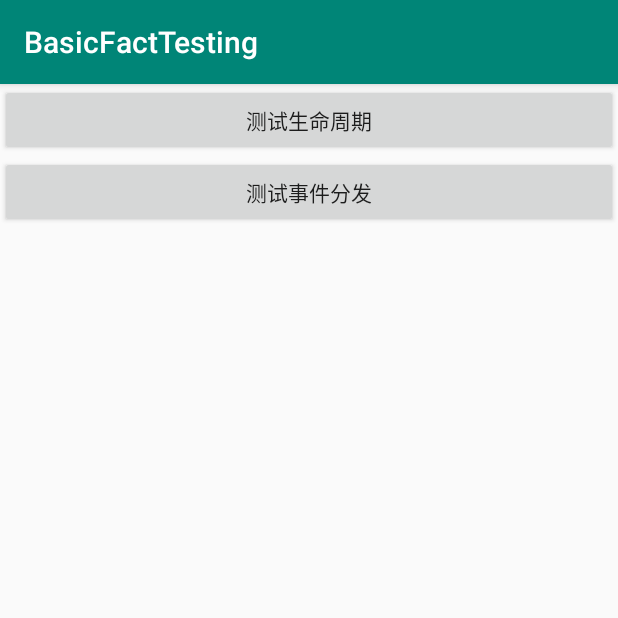
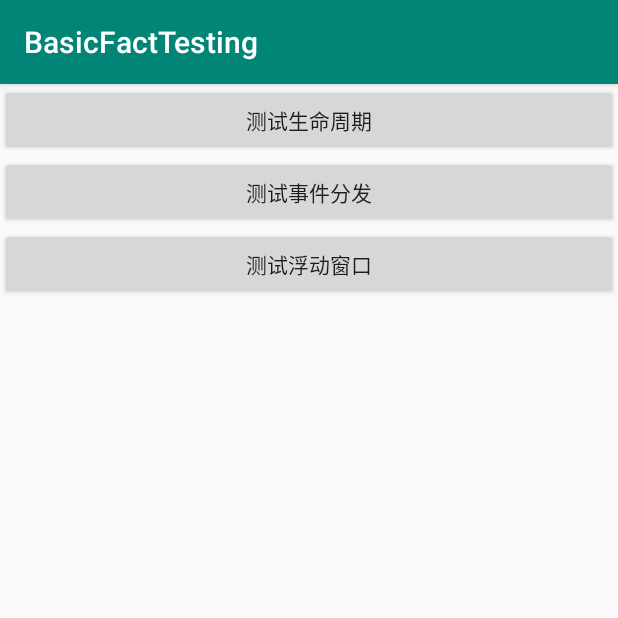
Before and after one commit to KunMinX/Relearn-Android, an Android app: the screen it shows after launch (MainActivity), on a phone screen of 412 x 824 dp, the top half of it. Run offline under Robolectric (Android 15) with nearby library versions, the phone set to English and light mode, and no system bars; our stand-ins replace data binding; 1 statement that could not run was skipped.

Commit message:
测试窗口

```diff
--- a/app/src/main/java/com/kunminx/basicfacttesting/MainActivity.java
+++ b/app/src/main/java/com/kunminx/basicfacttesting/MainActivity.java
@@ -8,6 +8,7 @@ import android.support.v7.app.AppCompatActivity;
 import com.kunminx.basicfacttesting.databinding.ActivityMainBinding;
 import com.kunminx.basicfacttesting.lifecycle_test.OneActivity;
 import com.kunminx.basicfacttesting.touch_dispatch_test.TestDispatchActivity;
+import com.kunminx.basicfacttesting.window_test.TestWindowActivity;
 
 public class MainActivity extends AppCompatActivity {
 
@@ -38,6 +39,10 @@ public class MainActivity extends AppCompatActivity {
         public void testDispatch() {
             startActivity(new Intent(MainActivity.this, TestDispatchActivity.class));
         }
+
+        public void testWindow() {
+            startActivity(new Intent(MainActivity.this, TestWindowActivity.class));
+        }
     }
 
 }
--- a/app/src/main/res/layout/activity_main.xml
+++ b/app/src/main/res/layout/activity_main.xml
@@ -32,6 +32,13 @@
                 android:onClick="@{()->click.testDispatch()}"
                 android:text="测试事件分发"/>
 
+            <Button
+                android:id="@+id/btn_test_window"
+                android:layout_width="match_parent"
+                android:layout_height="wrap_content"
+                android:onClick="@{()->click.testWindow()}"
+                android:text="测试浮动窗口"/>
+
         </LinearLayout>
 
     </ScrollView>
```
